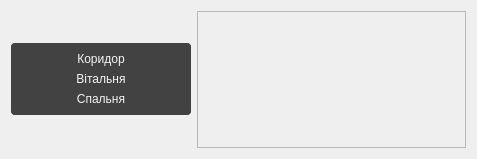
First picture: the form in rooms.ui, repository DanCher17/lmv1, before the edit.
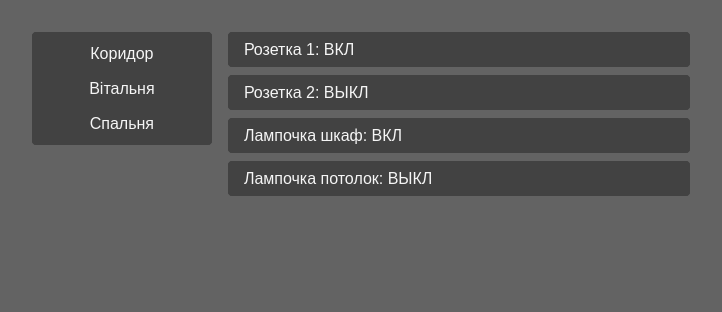
Second picture: the form after the edit. The open tabs and pages were chosen to show the change. Icons and pictures are not drawn.

Diff of the .ui file:
```diff
--- a/rooms.ui
+++ b/rooms.ui
@@ -6,92 +6,478 @@
    <rect>
     <x>0</x>
     <y>0</y>
-    <width>477</width>
-    <height>159</height>
+    <width>722</width>
+    <height>312</height>
    </rect>
   </property>
   <property name="windowTitle">
    <string>Form</string>
   </property>
-  <layout class="QHBoxLayout" name="horizontalLayout">
+  <property name="styleSheet">
+   <string notr="true">background: #636363;</string>
+  </property>
+  <layout class="QHBoxLayout" name="horizontalLayout" stretch="0,0">
+   <property name="spacing">
+    <number>16</number>
+   </property>
+   <property name="leftMargin">
+    <number>32</number>
+   </property>
+   <property name="topMargin">
+    <number>32</number>
+   </property>
+   <property name="rightMargin">
+    <number>32</number>
+   </property>
+   <property name="bottomMargin">
+    <number>32</number>
+   </property>
    <item>
-    <widget class="QScrollArea" name="scrollArea">
-     <property name="sizePolicy">
-      <sizepolicy hsizetype="Expanding" vsizetype="Maximum">
-       <horstretch>0</horstretch>
-       <verstretch>0</verstretch>
-      </sizepolicy>
+    <layout class="QVBoxLayout" name="verticalLayout">
+     <property name="spacing">
+      <number>0</number>
      </property>
+     <item>
+      <widget class="QScrollArea" name="scrollArea_2">
+       <property name="sizePolicy">
+        <sizepolicy hsizetype="Expanding" vsizetype="Maximum">
+         <horstretch>0</horstretch>
+         <verstretch>0</verstretch>
+        </sizepolicy>
+       </property>
+       <property name="styleSheet">
+        <string notr="true">QWidget {
+max-width: 180px;
+background: #424242;
+border-radius: 4px;
+color: #f5f5f5;
+}
+
+QPushButton {
+border-radius: none;
+padding: 4px;
+font-size: 16px;
+}
+</string>
+       </property>
+       <property name="frameShape">
+        <enum>QFrame::NoFrame</enum>
+       </property>
+       <property name="frameShadow">
+        <enum>QFrame::Plain</enum>
+       </property>
+       <property name="sizeAdjustPolicy">
+        <enum>QAbstractScrollArea::AdjustIgnored</enum>
+       </property>
+       <property name="widgetResizable">
+        <bool>true</bool>
+       </property>
+       <property name="alignment">
+        <set>Qt::AlignLeading|Qt::AlignLeft|Qt::AlignTop</set>
+       </property>
+       <widget class="QWidget" name="scrollAreaWidgetContents_2">
+        <property name="geometry">
+         <rect>
+          <x>0</x>
+          <y>0</y>
+          <width>180</width>
+          <height>113</height>
+         </rect>
+        </property>
+        <layout class="QVBoxLayout" name="verticalLayout_4">
+         <property name="spacing">
+          <number>8</number>
+         </property>
+         <property name="leftMargin">
+          <number>8</number>
+         </property>
+         <property name="topMargin">
+          <number>8</number>
+         </property>
+         <property name="rightMargin">
+          <number>8</number>
+         </property>
+         <property name="bottomMargin">
+          <number>8</number>
+         </property>
+         <item>
+          <widget class="QPushButton" name="pushButton_6">
+           <property name="cursor">
+            <cursorShape>PointingHandCursor</cursorShape>
+           </property>
+           <property name="text">
+            <string>Коридор</string>
+           </property>
+          </widget>
+         </item>
+         <item>
+          <widget class="QPushButton" name="pushButton_7">
+           <property name="cursor">
+            <cursorShape>PointingHandCursor</cursorShape>
+           </property>
+           <property name="text">
+            <string>Вітальня</string>
+           </property>
+          </widget>
+         </item>
+         <item>
+          <widget class="QPushButton" name="pushButton_8">
+           <property name="cursor">
+            <cursorShape>PointingHandCursor</cursorShape>
+           </property>
+           <property name="text">
+            <string>Спальня</string>
+           </property>
+          </widget>
+         </item>
+        </layout>
+       </widget>
+      </widget>
+     </item>
+     <item>
+      <widget class="QWidget" name="widget_3" native="true"/>
+     </item>
+    </layout>
+   </item>
+   <item>
+    <widget class="QStackedWidget" name="stackedWidget">
      <property name="styleSheet">
-      <string notr="true">max-width: 180px;
+      <string notr="true">QPushButton {
+border:none;
+color:#f5f5f5;
 background: #424242;
-border-radius: 4px;
-color: #f5f5f5;</string>
+padding: 8px 16px;
+font-size: 16px;
+border-radius: 0;
+text-align: left;
+}</string>
      </property>
-     <property name="frameShape">
-      <enum>QFrame::NoFrame</enum>
+     <property name="currentIndex">
+      <number>0</number>
      </property>
-     <property name="frameShadow">
-      <enum>QFrame::Plain</enum>
-     </property>
-     <property name="sizeAdjustPolicy">
-      <enum>QAbstractScrollArea::AdjustIgnored</enum>
-     </property>
-     <property name="widgetResizable">
-      <bool>true</bool>
-     </property>
-     <property name="alignment">
-      <set>Qt::AlignLeading|Qt::AlignLeft|Qt::AlignTop</set>
-     </property>
-     <widget class="QWidget" name="scrollAreaWidgetContents">
-      <property name="geometry">
-       <rect>
-        <x>0</x>
-        <y>0</y>
-        <width>180</width>
-        <height>99</height>
-       </rect>
-      </property>
-      <layout class="QVBoxLayout" name="verticalLayout">
+     <widget class="QWidget" name="page">
+      <layout class="QVBoxLayout" name="verticalLayout_2">
        <item>
-        <widget class="QPushButton" name="pushButton">
-         <property name="text">
-          <string>Коридор</string>
+        <widget class="QLabel" name="label">
+         <property name="sizePolicy">
+          <sizepolicy hsizetype="Preferred" vsizetype="Fixed">
+           <horstretch>0</horstretch>
+           <verstretch>0</verstretch>
+          </sizepolicy>
          </property>
-        </widget>
-       </item>
-       <item>
-        <widget class="QPushButton" name="pushButton_2">
+         <property name="styleSheet">
+          <string notr="true">color: #f5f5f5;</string>
+         </property>
          <property name="text">
-          <string>Вітальня</string>
+          <string>&lt;html&gt;&lt;head/&gt;&lt;body color=&quot;#f5f5f5;&quot; style=&quot;line-height:63%;&quot;&gt;&lt;p align=&quot;center&quot;&gt;Оберіть кімнату&lt;/p&gt;&lt;p align=&quot;center&quot;&gt;для налаштування пристроїв&lt;/p&gt;&lt;/body&gt;&lt;/html&gt;</string>
          </property>
         </widget>
        </item>
        <item>
-        <widget class="QPushButton" name="pushButton_3">
-         <property name="text">
-          <string>Спальня</string>
-         </property>
-        </widget>
+        <widget class="QWidget" name="widget_7" native="true"/>
        </item>
       </layout>
      </widget>
-    </widget>
-   </item>
-   <item>
-    <widget class="QScrollArea" name="scrollArea_2">
-     <property name="widgetResizable">
-      <bool>true</bool>
-     </property>
-     <widget class="QWidget" name="scrollAreaWidgetContents_2">
-      <property name="geometry">
-       <rect>
-        <x>0</x>
-        <y>0</y>
-        <width>271</width>
-        <height>139</height>
-       </rect>
+     <widget class="QWidget" name="page_2">
+      <property name="styleSheet">
+       <string notr="true"/>
       </property>
+      <layout class="QVBoxLayout" name="verticalLayout_3">
+       <property name="spacing">
+        <number>8</number>
+       </property>
+       <property name="leftMargin">
+        <number>0</number>
+       </property>
+       <property name="topMargin">
+        <number>0</number>
+       </property>
+       <property name="rightMargin">
+        <number>0</number>
+       </property>
+       <property name="bottomMargin">
+        <number>0</number>
+       </property>
+       <item>
+        <widget class="QWidget" name="widget" native="true">
+         <property name="sizePolicy">
+          <sizepolicy hsizetype="Preferred" vsizetype="Fixed">
+           <horstretch>0</horstretch>
+           <verstretch>0</verstretch>
+          </sizepolicy>
+         </property>
+         <property name="styleSheet">
+          <string notr="true">QWidget {
+border-radius: 4px;
+background: #424242;
+}</string>
+         </property>
+         <layout class="QHBoxLayout" name="horizontalLayout_2">
+          <property name="spacing">
+           <number>26</number>
+          </property>
+          <property name="leftMargin">
+           <number>0</number>
+          </property>
+          <property name="topMargin">
+           <number>0</number>
+          </property>
+          <property name="rightMargin">
+           <number>0</number>
+          </property>
+          <property name="bottomMargin">
+           <number>0</number>
+          </property>
+          <item>
+           <widget class="QPushButton" name="pushButton_5">
+            <property name="sizePolicy">
+             <sizepolicy hsizetype="Preferred" vsizetype="Preferred">
+              <horstretch>0</horstretch>
+              <verstretch>0</verstretch>
+             </sizepolicy>
+            </property>
+            <property name="styleSheet">
+             <string notr="true"/>
+            </property>
+            <property name="text">
+             <string>Розетка 1: ВКЛ</string>
+            </property>
+           </widget>
+          </item>
+          <item>
+           <widget class="QPushButton" name="pushButton_4">
+            <property name="sizePolicy">
+             <sizepolicy hsizetype="Fixed" vsizetype="Preferred">
+              <horstretch>0</horstretch>
+              <verstretch>0</verstretch>
+             </sizepolicy>
+            </property>
+            <property name="styleSheet">
+             <string notr="true"/>
+            </property>
+            <property name="text">
+             <string/>
+            </property>
+            <property name="icon">
+             <iconset resource="images.qrc">
+              <normaloff>:/img/cog.svg</normaloff>:/img/cog.svg</iconset>
+            </property>
+           </widget>
+          </item>
+         </layout>
+        </widget>
+       </item>
+       <item>
+        <widget class="QWidget" name="widget_4" native="true">
+         <property name="sizePolicy">
+          <sizepolicy hsizetype="Preferred" vsizetype="Fixed">
+           <horstretch>0</horstretch>
+           <verstretch>0</verstretch>
+          </sizepolicy>
+         </property>
+         <property name="styleSheet">
+          <string notr="true">QWidget {
+border-radius: 4px;
+background: #424242;
+}</string>
+         </property>
+         <layout class="QHBoxLayout" name="horizontalLayout_3">
+          <property name="spacing">
+           <number>26</number>
+          </property>
+          <property name="leftMargin">
+           <number>0</number>
+          </property>
+          <property name="topMargin">
+           <number>0</number>
+          </property>
+          <property name="rightMargin">
+           <number>0</number>
+          </property>
+          <property name="bottomMargin">
+           <number>0</number>
+          </property>
+          <item>
+           <widget class="QPushButton" name="pushButton_9">
+            <property name="sizePolicy">
+             <sizepolicy hsizetype="Preferred" vsizetype="Preferred">
+              <horstretch>0</horstretch>
+              <verstretch>0</verstretch>
+             </sizepolicy>
+            </property>
+            <property name="styleSheet">
+             <string notr="true"/>
+            </property>
+            <property name="text">
+             <string>Розетка 2: ВЫКЛ</string>
+            </property>
+           </widget>
+          </item>
+          <item>
+           <widget class="QPushButton" name="pushButton_10">
+            <property name="sizePolicy">
+             <sizepolicy hsizetype="Fixed" vsizetype="Preferred">
+              <horstretch>0</horstretch>
+              <verstretch>0</verstretch>
+             </sizepolicy>
+            </property>
+            <property name="styleSheet">
+             <string notr="true"/>
+            </property>
+            <property name="text">
+             <string/>
+            </property>
+            <property name="icon">
+             <iconset resource="images.qrc">
+              <normaloff>:/img/cog.svg</normaloff>:/img/cog.svg</iconset>
+            </property>
+           </widget>
+          </item>
+         </layout>
+        </widget>
+       </item>
+       <item>
+        <widget class="QWidget" name="widget_5" native="true">
+         <property name="sizePolicy">
+          <sizepolicy hsizetype="Preferred" vsizetype="Fixed">
+           <horstretch>0</horstretch>
+           <verstretch>0</verstretch>
+          </sizepolicy>
+         </property>
+         <property name="styleSheet">
+          <string notr="true">QWidget {
+border-radius: 4px;
+background: #424242;
+}</string>
+         </property>
+         <layout class="QHBoxLayout" name="horizontalLayout_5">
+          <property name="spacing">
+           <number>26</number>
+          </property>
+          <property name="leftMargin">
+           <number>0</number>
+          </property>
+          <property name="topMargin">
+           <number>0</number>
+          </property>
+          <property name="rightMargin">
+           <number>0</number>
+          </property>
+          <property name="bottomMargin">
+           <number>0</number>
+          </property>
+          <item>
+           <widget class="QPushButton" name="pushButton_13">
+            <property name="sizePolicy">
+             <sizepolicy hsizetype="Preferred" vsizetype="Preferred">
+              <horstretch>0</horstretch>
+              <verstretch>0</verstretch>
+             </sizepolicy>
+            </property>
+            <property name="styleSheet">
+             <string notr="true"/>
+            </property>
+            <property name="text">
+             <string>Лампочка шкаф: ВКЛ</string>
+            </property>
+           </widget>
+          </item>
+          <item>
+           <widget class="QPushButton" name="pushButton_14">
+            <property name="sizePolicy">
+             <sizepolicy hsizetype="Fixed" vsizetype="Preferred">
+              <horstretch>0</horstretch>
+              <verstretch>0</verstretch>
+             </sizepolicy>
+            </property>
+            <property name="styleSheet">
+             <string notr="true"/>
+            </property>
+            <property name="text">
+             <string/>
+            </property>
+            <property name="icon">
+             <iconset resource="images.qrc">
+              <normaloff>:/img/cog.svg</normaloff>:/img/cog.svg</iconset>
+            </property>
+           </widget>
+          </item>
+         </layout>
+        </widget>
+       </item>
+       <item>
+        <widget class="QWidget" name="widget_6" native="true">
+         <property name="sizePolicy">
+          <sizepolicy hsizetype="Preferred" vsizetype="Fixed">
+           <horstretch>0</horstretch>
+           <verstretch>0</verstretch>
+          </sizepolicy>
+         </property>
+         <property name="styleSheet">
+          <string notr="true">QWidget {
+border-radius: 4px;
+background: #424242;
+}</string>
+         </property>
+         <layout class="QHBoxLayout" name="horizontalLayout_6">
+          <property name="spacing">
+           <number>26</number>
+          </property>
+          <property name="leftMargin">
+           <number>0</number>
+          </property>
+          <property name="topMargin">
+           <number>0</number>
+          </property>
+          <property name="rightMargin">
+           <number>0</number>
+          </property>
+          <property name="bottomMargin">
+           <number>0</number>
+          </property>
+          <item>
+           <widget class="QPushButton" name="pushButton_15">
+            <property name="sizePolicy">
+             <sizepolicy hsizetype="Preferred" vsizetype="Preferred">
+              <horstretch>0</horstretch>
+              <verstretch>0</verstretch>
+             </sizepolicy>
+            </property>
+            <property name="styleSheet">
+             <string notr="true"/>
+            </property>
+            <property name="text">
+             <string>Лампочка потолок: ВЫКЛ</string>
+            </property>
+           </widget>
+          </item>
+          <item>
+           <widget class="QPushButton" name="pushButton_16">
+            <property name="sizePolicy">
+             <sizepolicy hsizetype="Fixed" vsizetype="Preferred">
+              <horstretch>0</horstretch>
+              <verstretch>0</verstretch>
+             </sizepolicy>
+            </property>
+            <property name="styleSheet">
+             <string notr="true"/>
+            </property>
+            <property name="text">
+             <string/>
+            </property>
+            <property name="icon">
+             <iconset resource="images.qrc">
+              <normaloff>:/img/cog.svg</normaloff>:/img/cog.svg</iconset>
+            </property>
+           </widget>
+          </item>
+         </layout>
+        </widget>
+       </item>
+       <item>
+        <widget class="QWidget" name="widget_2" native="true"/>
+       </item>
+      </layout>
      </widget>
     </widget>
    </item>
```
Left out of the diff: 11 changed lines with no effect on the pictures.
